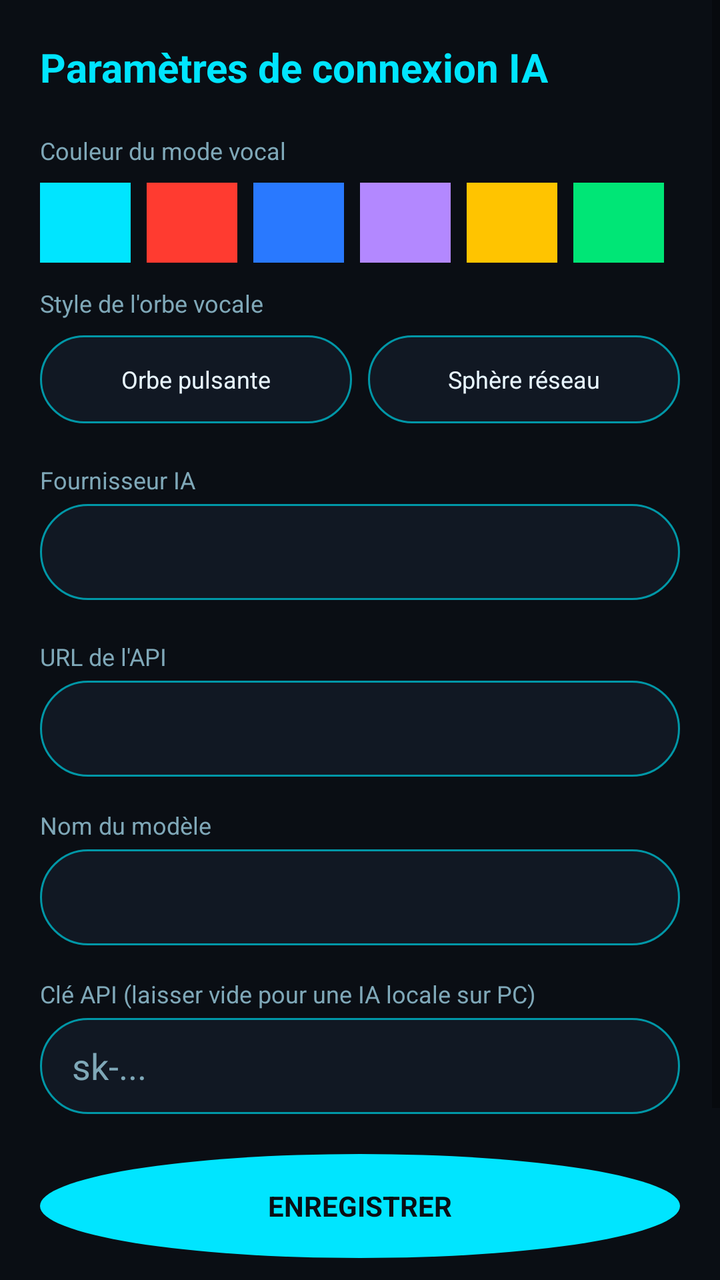
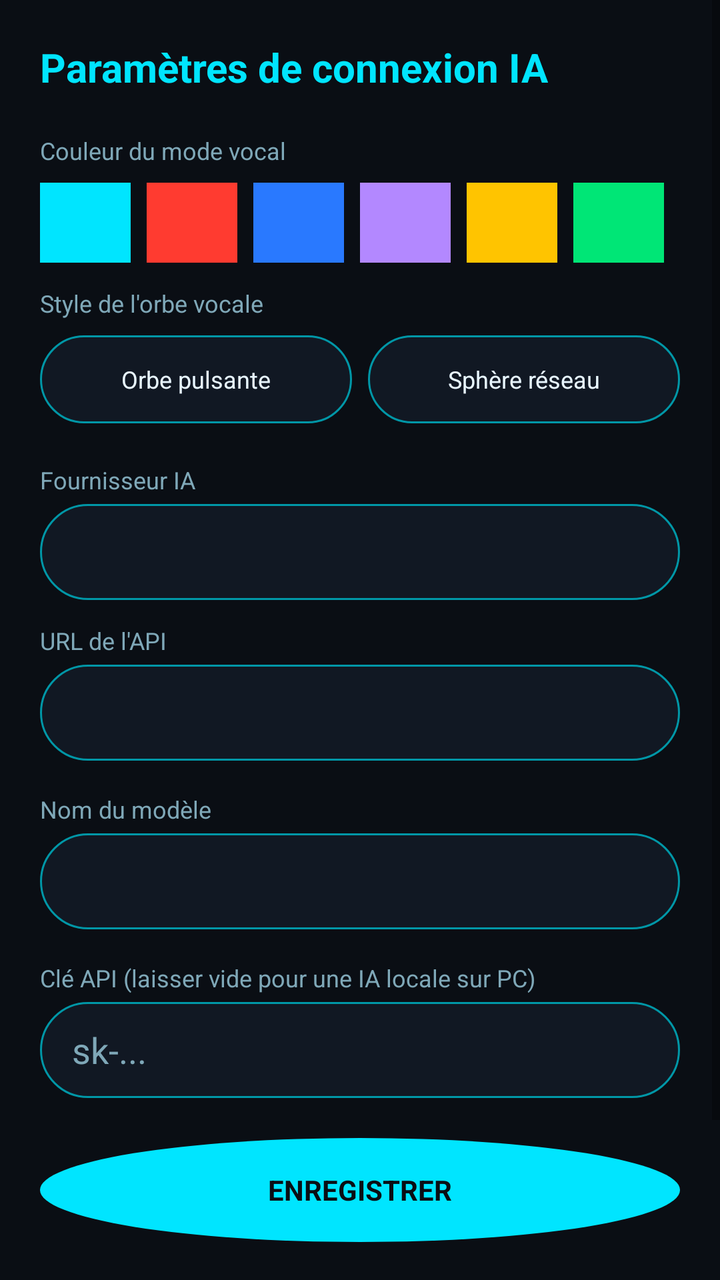

The first picture is an Android layout as it rendered before a commit; the second is the same layout after the commit. The layout source and the unified diff follow.
<!-- AndroidManifest.xml: activity theme Theme.Jarvis -->
<!-- res/layout/activity_settings.xml -->
<?xml version="1.0" encoding="utf-8"?>
<ScrollView xmlns:android="http://schemas.android.com/apk/res/android"
    android:layout_width="match_parent"
    android:layout_height="match_parent"
    android:background="@color/background_dark">

    <LinearLayout
        android:layout_width="match_parent"
        android:layout_height="wrap_content"
        android:orientation="vertical"
        android:padding="20dp">

        <TextView
            android:layout_width="wrap_content"
            android:layout_height="wrap_content"
            android:text="@string/settings_title"
            android:textColor="@color/cyan_accent"
            android:textSize="20sp"
            android:textStyle="bold"
            android:layout_marginBottom="20dp" />

        
        <TextView
            android:layout_width="wrap_content"
            android:layout_height="wrap_content"
            android:text="Couleur du mode vocal"
            android:textColor="@color/text_secondary"
            android:textSize="12sp" />

        <LinearLayout
            android:layout_width="match_parent"
            android:layout_height="wrap_content"
            android:orientation="horizontal"
            android:layout_marginTop="8dp"
            android:layout_marginBottom="12dp">

            <TextView android:id="@+id/colorCyan" style="@style/ColorSwatch" android:background="#00E5FF" />
            <TextView android:id="@+id/colorRed" style="@style/ColorSwatch" android:background="#FF3B30" />
            <TextView android:id="@+id/colorBlue" style="@style/ColorSwatch" android:background="#2979FF" />
            <TextView android:id="@+id/colorPurple" style="@style/ColorSwatch" android:background="#B388FF" />
            <TextView android:id="@+id/colorGold" style="@style/ColorSwatch" android:background="#FFC400" />
            <TextView android:id="@+id/colorGreen" style="@style/ColorSwatch" android:background="#00E676" />

        </LinearLayout>

        <TextView
            android:layout_width="wrap_content"
            android:layout_height="wrap_content"
            android:text="Style de l'orbe vocale"
            android:textColor="@color/text_secondary"
            android:textSize="12sp" />

        <LinearLayout
            android:layout_width="match_parent"
            android:layout_height="wrap_content"
            android:orientation="horizontal"
            android:layout_marginTop="8dp"
            android:layout_marginBottom="20dp">

            <TextView
                android:id="@+id/styleOrbPulse"
                android:layout_width="0dp"
                android:layout_height="44dp"
                android:layout_weight="1"
                android:layout_marginEnd="8dp"
                android:text="Orbe pulsante"
                android:textSize="12sp"
                android:gravity="center"
                android:background="@drawable/bg_input"
                android:textColor="@color/text_primary" />

            <TextView
                android:id="@+id/styleOrbNetwork"
                android:layout_width="0dp"
                android:layout_height="44dp"
                android:layout_weight="1"
                android:text="Sphère réseau"
                android:textSize="12sp"
                android:gravity="center"
                android:background="@drawable/bg_input"
                android:textColor="@color/text_primary" />

        </LinearLayout>

        <TextView
            android:layout_width="wrap_content"
            android:layout_height="wrap_content"
            android:text="Fournisseur IA"
            android:textColor="@color/text_secondary"
            android:textSize="12sp" />

        <Spinner
            android:id="@+id/providerSpinner"
            android:layout_width="match_parent"
            android:layout_height="48dp"
            android:background="@drawable/bg_input"
            android:popupBackground="@color/surface_dark"
            android:layout_marginTop="4dp"
            android:layout_marginBottom="20dp" />

        
        <LinearLayout
            android:id="@+id/cloudSection"
            android:layout_width="match_parent"
            android:layout_height="wrap_content"
            android:orientation="vertical">

            <TextView
                android:layout_width="wrap_content"
                android:layout_height="wrap_content"
                android:text="URL de l'API"
                android:textColor="@color/text_secondary"
                android:textSize="12sp" />

            <EditText
                android:id="@+id/baseUrlInput"
                android:layout_width="match_parent"
                android:layout_height="48dp"
                android:background="@drawable/bg_input"
                android:paddingStart="16dp"
                android:paddingEnd="16dp"
                android:textColor="@color/text_primary"
                android:textColorHint="@color/text_secondary"
                android:inputType="textUri"
                android:layout_marginTop="4dp"
                android:layout_marginBottom="16dp" />

            <TextView
                android:layout_width="wrap_content"
                android:layout_height="wrap_content"
                android:text="Nom du modèle"
                android:textColor="@color/text_secondary"
                android:textSize="12sp" />

            <EditText
                android:id="@+id/modelInput"
                android:layout_width="match_parent"
                android:layout_height="48dp"
                android:background="@drawable/bg_input"
                android:paddingStart="16dp"
                android:paddingEnd="16dp"
                android:textColor="@color/text_primary"
                android:textColorHint="@color/text_secondary"
                android:layout_marginTop="4dp"
                android:layout_marginBottom="16dp" />

            <TextView
                android:layout_width="wrap_content"
                android:layout_height="wrap_content"
                android:text="Clé API (laisser vide pour une IA locale sur PC)"
                android:textColor="@color/text_secondary"
                android:textSize="12sp" />

            <EditText
                android:id="@+id/apiKeyInput"
                android:layout_width="match_parent"
                android:layout_height="48dp"
                android:background="@drawable/bg_input"
                android:paddingStart="16dp"
                android:paddingEnd="16dp"
                android:textColor="@color/text_primary"
                android:hint="sk-..."
                android:textColorHint="@color/text_secondary"
                android:inputType="textPassword"
                android:layout_marginTop="4dp"
                android:layout_marginBottom="8dp" />

        </LinearLayout>

        
        <LinearLayout
            android:id="@+id/localSection"
            android:layout_width="match_parent"
            android:layout_height="wrap_content"
            android:orientation="vertical"
            android:visibility="gone">

            <TextView
                android:layout_width="match_parent"
                android:layout_height="wrap_content"
                android:text="⚠️ Remarque : Ollama ne fonctionne que sur PC/Mac (choisis « IA locale sur PC » dans la liste au-dessus pour ça). Ici, Gemma tourne directement sur ton téléphone, sans PC."
                android:textColor="@color/text_secondary"
                android:textSize="11sp"
                android:lineSpacingExtra="3dp"
                android:layout_marginBottom="16dp" />

            <TextView
                android:id="@+id/downloadNoKeyButton"
                android:layout_width="match_parent"
                android:layout_height="52dp"
                android:text="TÉLÉCHARGER SANS COMPTE (miroir communautaire)"
                android:textColor="@color/background_dark"
                android:textStyle="bold"
                android:gravity="center"
                android:background="@drawable/bg_mic_button"
                android:layout_marginBottom="8dp" />

            <TextView
                android:layout_width="match_parent"
                android:layout_height="wrap_content"
                android:text="Non officiel, peut disparaître ou changer sans préavis. Pour un modèle garanti par Google, utilise l'option ci-dessous (jeton gratuit requis, licence Gemma oblige)."
                android:textColor="@color/text_secondary"
                android:textSize="11sp"
                android:lineSpacingExtra="3dp"
                android:layout_marginBottom="16dp" />

            <TextView
                android:layout_width="wrap_content"
                android:layout_height="wrap_content"
                android:text="Jeton Hugging Face (optionnel, requis pour le modèle officiel)"
                android:textColor="@color/text_secondary"
                android:textSize="12sp" />

            <EditText
                android:id="@+id/hfTokenInput"
                android:layout_width="match_parent"
                android:layout_height="48dp"
                android:background="@drawable/bg_input"
                android:paddingStart="16dp"
                android:paddingEnd="16dp"
                android:textColor="@color/text_primary"
                android:hint="hf_... (laisser vide si tu utilises le miroir sans compte)"
                android:textColorHint="@color/text_secondary"
                android:inputType="textPassword"
                android:layout_marginTop="4dp"
                android:layout_marginBottom="8dp" />

            <TextView
                android:layout_width="match_parent"
                android:layout_height="wrap_content"
                android:text="💡 Crée un compte gratuit sur huggingface.co → Settings → Access Tokens → New token (lecture seule). Puis accepte la licence Gemma sur la page du modèle litert-community/Gemma3-1B-IT."
                android:textColor="@color/text_secondary"
                android:textSize="11sp"
                android:lineSpacingExtra="3dp"
                android:layout_marginBottom="16dp" />

            <TextView
                android:id="@+id/downloadRecommendedButton"
                android:layout_width="match_parent"
                android:layout_height="52dp"
                android:text="TÉLÉCHARGER GEMMA 3 1B OFFICIEL (≈550 Mo)"
                android:textColor="@color/cyan_accent"
                android:textStyle="bold"
                android:gravity="center"
                android:background="@drawable/bg_input"
                android:layout_marginBottom="12dp" />

            <TextView
                android:layout_width="wrap_content"
                android:layout_height="wrap_content"
                android:text="Ou coller l'URL d'un autre modèle .task (plus puissant)"
                android:textColor="@color/text_secondary"
                android:textSize="12sp"
                android:layout_marginTop="8dp" />

            <EditText
                android:id="@+id/customModelUrlInput"
                android:layout_width="match_parent"
                android:layout_height="48dp"
                android:background="@drawable/bg_input"
                android:paddingStart="16dp"
                android:paddingEnd="16dp"
                android:textColor="@color/text_primary"
                android:hint="https://huggingface.co/.../modele.task"
                android:textColorHint="@color/text_secondary"
                android:inputType="textUri"
                android:layout_marginTop="4dp"
                android:layout_marginBottom="8dp" />

            <TextView
                android:id="@+id/downloadCustomButton"
                android:layout_width="match_parent"
                android:layout_height="52dp"
                android:text="TÉLÉCHARGER CETTE URL"
                android:textColor="@color/cyan_accent"
                android:textStyle="bold"
                android:gravity="center"
                android:background="@drawable/bg_input"
                android:layout_marginBottom="16dp" />

            <TextView
                android:id="@+id/downloadProgressText"
                android:layout_width="match_parent"
                android:layout_height="wrap_content"
                android:text=""
                android:textColor="@color/cyan_accent"
                android:textSize="13sp"
                android:gravity="center"
                android:layout_marginBottom="8dp" />

            <TextView
                android:id="@+id/localModelPathText"
                android:layout_width="match_parent"
                android:layout_height="wrap_content"
                android:background="@drawable/bg_input"
                android:padding="12dp"
                android:text="Aucun modèle importé"
                android:textColor="@color/text_primary"
                android:textSize="12sp"
                android:layout_marginBottom="12dp" />

            <TextView
                android:id="@+id/pickModelButton"
                android:layout_width="match_parent"
                android:layout_height="48dp"
                android:text="OU IMPORTER UN FICHIER .task MANUELLEMENT"
                android:textColor="@color/text_secondary"
                android:textSize="12sp"
                android:gravity="center"
                android:background="@drawable/bg_input"
                android:layout_marginBottom="8dp" />

        </LinearLayout>

        <TextView
            android:id="@+id/saveButton"
            android:layout_width="match_parent"
            android:layout_height="52dp"
            android:text="ENREGISTRER"
            android:textColor="@color/background_dark"
            android:textStyle="bold"
            android:gravity="center"
            android:background="@drawable/bg_mic_button"
            android:layout_marginTop="12dp" />

        <TextView
            android:layout_width="match_parent"
            android:layout_height="wrap_content"
            android:layout_marginTop="20dp"
            android:text="💡 Pour une IA locale sur PC : installe Ollama (ollama.com), lance 'ollama run llama3.1', puis renseigne l'adresse IP locale de ton PC. Téléphone et PC doivent être sur le même Wi-Fi."
            android:textColor="@color/text_secondary"
            android:textSize="12sp"
            android:lineSpacingExtra="4dp" />

    </LinearLayout>

</ScrollView>
<!-- resources referenced by this layout -->
<resources>
  <color name="background_dark">#0A0E14</color>
  <color name="cyan_accent">#00E5FF</color>
  <color name="surface_dark">#111823</color>
  <color name="text_primary">#E8F6FF</color>
  <color name="text_secondary">#7FA8B8</color>
  <!-- drawable bg_input (drawable) -->
  <?xml version="1.0" encoding="utf-8"?>
  <shape xmlns:android="http://schemas.android.com/apk/res/android" android:shape="rectangle">
      <solid android:color="@color/surface_dark" />
      <stroke android:width="1dp" android:color="@color/cyan_dim" />
      <corners android:radius="24dp" />
  </shape>
  <!-- drawable bg_mic_button (drawable) -->
  <?xml version="1.0" encoding="utf-8"?>
  <shape xmlns:android="http://schemas.android.com/apk/res/android" android:shape="oval">
      <solid android:color="@color/cyan_accent" />
  </shape>
  <string name="settings_title">Paramètres de connexion IA</string>
  <style name="ColorSwatch">
          <item name="android:layout_width">0dp</item>
          <item name="android:layout_height">40dp</item>
          <item name="android:layout_weight">1</item>
          <item name="android:layout_marginEnd">8dp</item>
      </style>
  <style name="Theme.Jarvis" parent="Theme.MaterialComponents.DayNight.NoActionBar">
          <item name="colorPrimary">@color/cyan_accent</item>
          <item name="colorPrimaryDark">@color/background_dark</item>
          <item name="colorAccent">@color/cyan_accent</item>
          <item name="android:windowBackground">@color/background_dark</item>
          <item name="android:statusBarColor">@color/background_dark</item>
          <item name="android:navigationBarColor">@color/background_dark</item>
          <item name="android:textColorPrimary">@color/text_primary</item>
      </style>
  <color name="cyan_dim">#0097A7</color>
</resources>

<!-- the commit's change to res/layout/activity_settings.xml (unified diff, before → after) -->
@@ -96,6 +96,17 @@
             android:background="@drawable/bg_input"
             android:popupBackground="@color/surface_dark"
             android:layout_marginTop="4dp"
+            android:layout_marginBottom="12dp" />
+
+        <TextView
+            android:id="@+id/autoInfoText"
+            android:layout_width="match_parent"
+            android:layout_height="wrap_content"
+            android:text="🤖 Le mode Automatique essaie Claude, ChatGPT, Gemini, Groq puis Mistral dans cet ordre, en utilisant la première clé API configurée qui répond correctement. Pour l'activer : sélectionne chaque fournisseur un par un dans cette liste, ajoute sa clé API, appuie sur ENREGISTRER (les paramètres restent ouverts), puis reviens ici et choisis « Automatique »."
+            android:textColor="@color/text_secondary"
+            android:textSize="12sp"
+            android:lineSpacingExtra="4dp"
+            android:visibility="gone"
             android:layout_marginBottom="20dp" />
 
         
